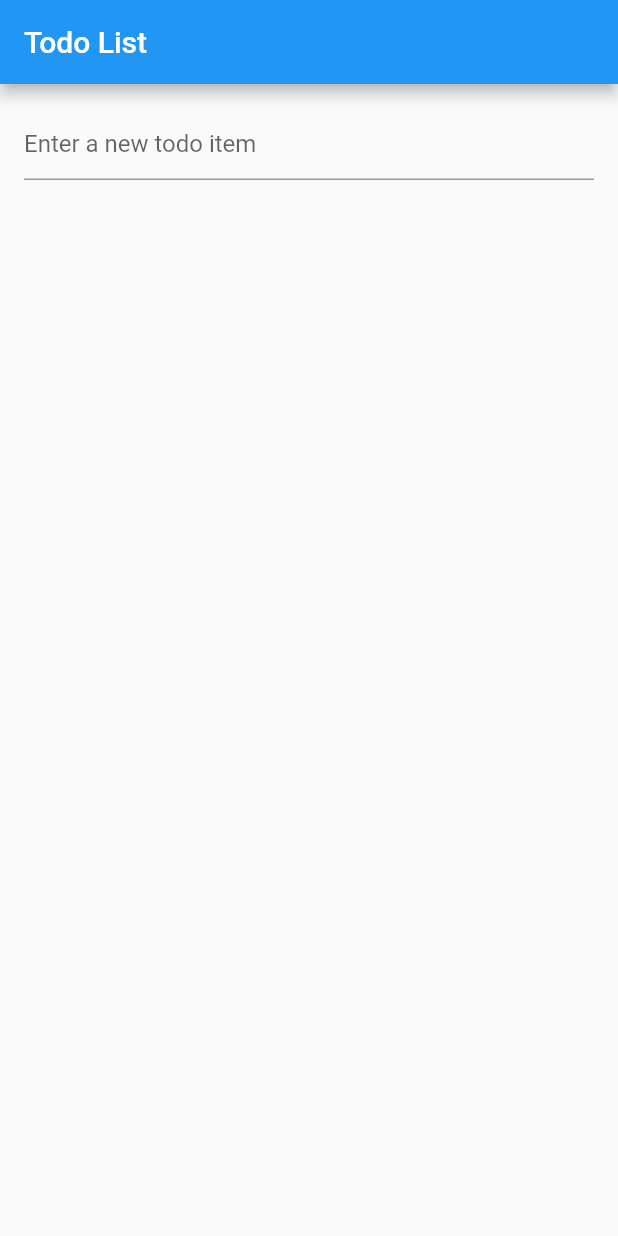
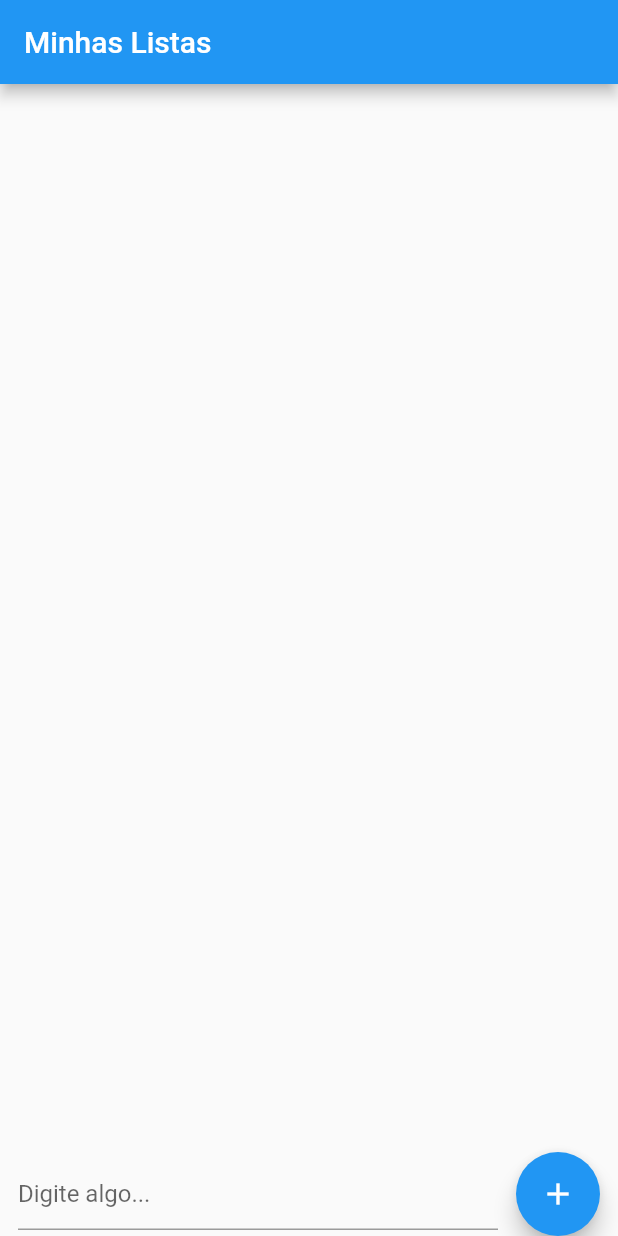
Before and after one commit to leocs000/appListaDeCompras, a Flutter app: the screen it shows after launch, on a phone screen of 412 x 824 dp. Run offline on Flutter 3.47's test engine with Material 2 defaults, Android fonts, the light colour scheme and no system bars.

Commit message:
Reposicionando itens e consertando troca de telas

```diff
--- a/lib/main.dart
+++ b/lib/main.dart
@@ -1,4 +1,4 @@
-import 'package:flutter/material.dart';
+/*import 'package:flutter/material.dart';
 
 
 import 'criarLista.dart';
@@ -113,4 +113,129 @@ class _TodoListState extends State<TodoList> {
       ),
     );
   }
+}*/
+
+import 'package:flutter/material.dart';
+import 'package:listadecompras/criarLista.dart';
+
+class TodoItem {
+  String title;
+  bool isDone;
+
+  TodoItem({required this.title, this.isDone = false});
 }
+
+class TodoList extends StatefulWidget {
+  @override
+  _TextFieldWithButton createState() => _TextFieldWithButton();
+}
+
+
+class _TextFieldWithButton extends State<TodoList> {
+
+  List<TodoItem> _todoList = [];
+
+  TextEditingController _textFieldController = TextEditingController();
+
+  void _addTodoItem(String title) {
+    setState(() {
+      _todoList.add(TodoItem(title: title));
+    });
+    _textFieldController.clear();
+  }
+
+  void _toggleTodoItem(int index) {
+    setState(() {
+      _todoList[index].isDone = !_todoList[index].isDone;
+    });
+  }
+
+  void navigateToNewPage() {
+    Navigator.push(
+      context,
+      MaterialPageRoute(builder: (context) => Lista()),
+    );
+  }
+
+  @override
+  Widget build(BuildContext context) {
+    int i=0;
+    return Scaffold(
+      appBar: AppBar(
+        title: Text('Minhas Listas'),
+      ),
+      body: Column(
+
+        children: [
+          Expanded(
+              child: ListView.builder(
+                itemCount: _todoList.length,
+                itemBuilder: (context, index) {
+                  return GestureDetector(
+
+                    onTap: navigateToNewPage,
+                    child: Card(
+                      child: Padding(
+                        padding:
+                        EdgeInsets.symmetric(vertical: 8.0, horizontal: 16.0),
+                        child: Row(
+                          mainAxisAlignment: MainAxisAlignment.spaceBetween,
+                          children: [
+                            Text(
+                              _todoList[index].title,
+                              style: TextStyle(
+                                decoration: _todoList[index].isDone
+                                    ? TextDecoration.lineThrough
+                                    : null,
+                              ),
+                            ),
+                            SizedBox(height: 50,)
+                          ],
+                        ),
+                      ),
+                    ),
+                  );
+                },
+              ),
+
+          ),
+          Container(
+            padding: EdgeInsets.symmetric(horizontal: 12.0),
+            color: Color(0xfffafafa),
+            child: Row(
+              children: [
+                Expanded(
+                  child: Padding(
+                    padding: EdgeInsets.only(right: 12.0),
+                    child: TextField(
+                      controller: _textFieldController,
+                      decoration: InputDecoration(
+                        hintText: 'Digite algo...',
+                      ),
+                    ),
+                  ),
+                ),
+                FloatingActionButton(
+                  onPressed: () {
+                    // Função do botão
+                    String text = _textFieldController.text;
+                    // Faça algo com o texto digitado
+                    _addTodoItem(text);
+                  },
+                  child: Icon(Icons.add),
+                ),
+              ],
+            ),
+          ),
+        ],
+      ),
+
+    );
+  }
+}
+
+void main() {
+  runApp(MaterialApp(
+    home: TodoList(),
+  ));
+}
```
Also changed, not shown: lib/criarLista.dart (+0 -15 lines).
